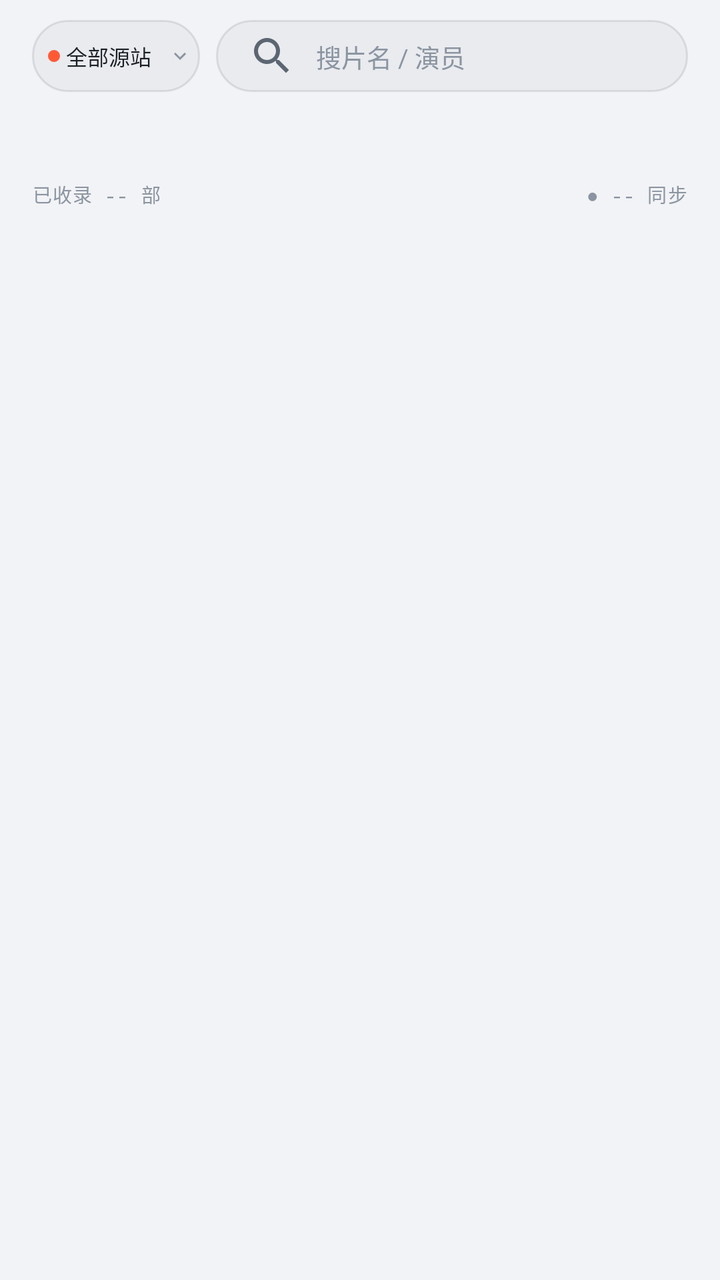
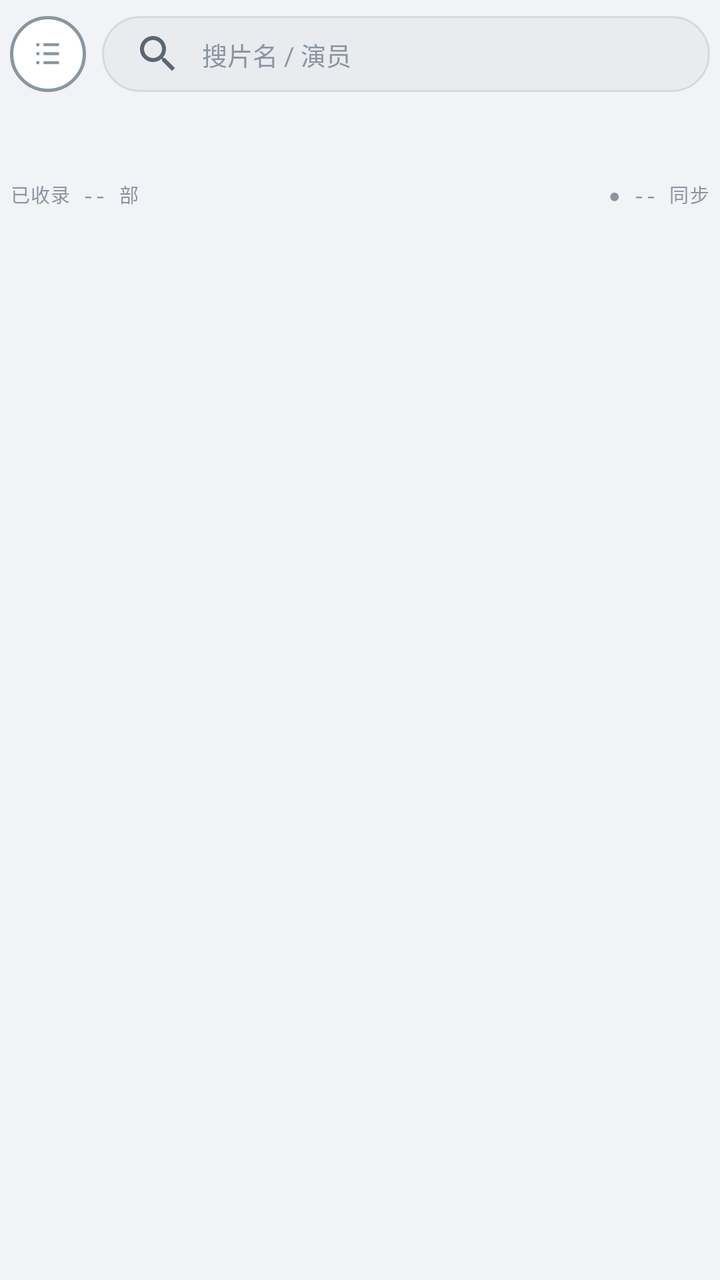

Before-and-after screenshots of an Android layout around one commit, followed by the original layout XML and the change that was made.
<!-- AndroidManifest.xml: application theme Theme.LateShow -->
<!-- res/layout/fragment_home.xml -->
<?xml version="1.0" encoding="utf-8"?>
<LinearLayout xmlns:android="http://schemas.android.com/apk/res/android"
    android:layout_width="match_parent"
    android:layout_height="match_parent"
    android:orientation="vertical">

    
    <LinearLayout
        android:layout_width="match_parent"
        android:layout_height="wrap_content"
        android:orientation="horizontal"
        android:gravity="center_vertical"
        android:paddingLeft="16dp"
        android:paddingRight="16dp"
        android:paddingTop="10dp"
        android:paddingBottom="8dp">

        <TextView
            android:id="@+id/btnSource"
            android:layout_width="84dp"
            android:layout_height="36dp"
            android:gravity="center_vertical"
            android:paddingLeft="8dp"
            android:paddingRight="4dp"
            android:background="@drawable/bg_capsule"
            android:drawableStart="@drawable/dot_acc"
            android:drawableEnd="@drawable/ic_chevron_down"
            android:drawablePadding="3dp"
            android:text="全部源站"
            android:textSize="10.5sp"
            android:textColor="@color/t1"
            android:ellipsize="end"
            android:maxLines="1" />

        <EditText
            android:id="@+id/inputSearch"
            android:layout_width="0dp"
            android:layout_height="36dp"
            android:layout_weight="1"
            android:layout_marginLeft="8dp"
            android:paddingLeft="12dp"
            android:paddingRight="12dp"
            android:background="@drawable/bg_capsule"
            android:hint="搜片名 / 演员"
            android:textSize="12.5sp"
            android:textColor="@color/t1"
            android:textColorHint="@color/t3"
            android:maxLines="1"
            android:inputType="text"
            android:imeOptions="actionSearch"
            android:drawableStart="@drawable/ic_search_inset"
            android:drawablePadding="6dp" />
    </LinearLayout>

    
    <androidx.recyclerview.widget.RecyclerView
        android:id="@+id/chips"
        android:layout_width="match_parent"
        android:layout_height="30dp"
        android:paddingLeft="16dp"
        android:paddingRight="16dp"
        android:clipToPadding="false" />

    
    <LinearLayout
        android:layout_width="match_parent"
        android:layout_height="wrap_content"
        android:orientation="horizontal"
        android:paddingLeft="16dp"
        android:paddingRight="16dp"
        android:paddingTop="6dp"
        android:paddingBottom="6dp">

        <TextView
            android:id="@+id/metaCount"
            style="@style/MetaLabel"
            android:layout_width="0dp"
            android:layout_weight="1"
            android:layout_height="wrap_content"
            android:text="已收录 -- 部" />

        <TextView
            android:id="@+id/metaSync"
            style="@style/MetaLabel"
            android:layout_width="wrap_content"
            android:layout_height="wrap_content"
            android:text="● -- 同步" />
    </LinearLayout>

    
    <androidx.recyclerview.widget.RecyclerView
        android:id="@+id/grid"
        android:layout_width="match_parent"
        android:layout_height="0dp"
        android:layout_weight="1"
        android:paddingTop="2dp"
        android:clipToPadding="false" />

    <TextView
        android:id="@+id/emptyView"
        android:layout_width="match_parent"
        android:layout_height="0dp"
        android:layout_weight="1"
        android:gravity="center"
        android:text="换个关键词试试\n试试片名、演员，或切回「全部」"
        android:textSize="13sp"
        android:textColor="@color/t2"
        android:visibility="gone" />
</LinearLayout>
<!-- resources referenced by this layout -->
<resources>
  <color name="t1">#1B2026</color>
  <color name="t2">#5C6672</color>
  <color name="t3">#8B95A1</color>
  <!-- drawable bg_capsule (drawable) -->
  <?xml version="1.0" encoding="utf-8"?>
  <shape xmlns:android="http://schemas.android.com/apk/res/android" android:shape="rectangle">
      <solid android:color="@color/ink700" />
      <stroke android:width="1dp" android:color="@color/line" />
      <corners android:radius="999dp" />
  </shape>
  <!-- drawable dot_acc (drawable) -->
  <?xml version="1.0" encoding="utf-8"?>
  <shape xmlns:android="http://schemas.android.com/apk/res/android" android:shape="oval">
      <solid android:color="@color/acc" />
      <size android:width="6dp" android:height="6dp" />
  </shape>
  <!-- drawable ic_chevron_down (drawable) -->
  <?xml version="1.0" encoding="utf-8"?>
  <vector xmlns:android="http://schemas.android.com/apk/res/android" android:width="12dp" android:height="12dp" android:viewportWidth="24" android:viewportHeight="24">
      <path android:fillColor="@color/t3" android:pathData="M7.41,8.59L12,13.17l4.59,-4.58L18,10l-6,6 -6,-6 1.41,-1.41z"/>
  </vector>
  <!-- drawable ic_search_inset (drawable) -->
  <?xml version="1.0" encoding="utf-8"?>
  <inset xmlns:android="http://schemas.android.com/apk/res/android"
      android:drawable="@drawable/ic_search"
      android:insetLeft="4dp" android:insetRight="4dp"
      android:insetTop="5dp" android:insetBottom="5dp" />
  <style name="MetaLabel" parent="Mono">
          <item name="android:textSize">9.5sp</item>
          <item name="android:textColor">@color/t3</item>
          <item name="android:textAllCaps">true</item>
      </style>
  <style name="Theme.LateShow" parent="Theme.Material3.Light.NoActionBar">
          <item name="android:windowBackground">@color/ink900</item>
          <item name="colorPrimary">@color/acc</item>
          <item name="colorOnPrimary">@color/accInk</item>
          <item name="colorSurface">@color/ink800</item>
          <item name="android:colorBackground">@color/ink900</item>
          <item name="android:statusBarColor">@color/ink900</item>
          <item name="android:navigationBarColor">@color/ink900</item>
          <item name="android:windowLightStatusBar">true</item>
      </style>
  <color name="ink700">#E9EBEF</color>
  <color name="line">#1A12181F</color>
  <color name="acc">#FF5A36</color>
  <!-- drawable ic_search (drawable) -->
  <?xml version="1.0" encoding="utf-8"?>
  <vector xmlns:android="http://schemas.android.com/apk/res/android" android:width="24dp" android:height="24dp" android:viewportWidth="24" android:viewportHeight="24">
      <path android:fillColor="@color/t2" android:pathData="M15.5,14h-0.79l-0.28,-0.27C15.41,12.59 16,11.11 16,9.5 16,5.91 13.09,3 9.5,3S3,5.91 3,9.5 5.91,16 9.5,16c1.61,0 3.09,-0.59 4.23,-1.57l0.27,0.28v0.79l5,4.99L20.49,19l-4.99,-5zM9.5,14C7.01,14 5,11.99 5,9.5S7.01,5 9.5,5 14,7.01 14,9.5 11.99,14 9.5,14z"/>
  </vector>
  <style name="Mono">
          <item name="android:fontFamily">monospace</item>
          <item name="android:fontFeatureSettings">tnum</item>
          <item name="android:letterSpacing">0.04</item>
      </style>
  <color name="ink900">#F2F3F6</color>
  <color name="accInk">#170A05</color>
  <color name="ink800">#FFFFFF</color>
</resources>

<!-- the commit's change to res/layout/fragment_home.xml (unified diff, before → after) -->
@@ -1,5 +1,6 @@
 <?xml version="1.0" encoding="utf-8"?>
 <LinearLayout xmlns:android="http://schemas.android.com/apk/res/android"
+    xmlns:app="http://schemas.android.com/apk/res-auto"
     android:layout_width="match_parent"
     android:layout_height="match_parent"
     android:orientation="vertical">
@@ -10,32 +11,33 @@
         android:layout_height="wrap_content"
         android:orientation="horizontal"
         android:gravity="center_vertical"
-        android:paddingLeft="16dp"
-        android:paddingRight="16dp"
-        android:paddingTop="10dp"
+        android:paddingLeft="5dp"
+        android:paddingRight="5dp"
+        android:paddingTop="8dp"
         android:paddingBottom="8dp">
 
-        <TextView
+        <FrameLayout
             android:id="@+id/btnSource"
-            android:layout_width="84dp"
-            android:layout_height="36dp"
-            android:gravity="center_vertical"
-            android:paddingLeft="8dp"
-            android:paddingRight="4dp"
-            android:background="@drawable/bg_capsule"
-            android:drawableStart="@drawable/dot_acc"
-            android:drawableEnd="@drawable/ic_chevron_down"
-            android:drawablePadding="3dp"
-            android:text="全部源站"
-            android:textSize="10.5sp"
-            android:textColor="@color/t1"
-            android:ellipsize="end"
-            android:maxLines="1" />
+            android:layout_width="38dp"
+            android:layout_height="38dp"
+            android:background="@drawable/bg_ring_off"
+            android:foreground="?attr/selectableItemBackgroundBorderless"
+            android:contentDescription="切换源站">
+
+            <androidx.appcompat.widget.AppCompatImageView
+                android:id="@+id/btnSourceIcon"
+                android:layout_width="17dp"
+                android:layout_height="17dp"
+                android:layout_gravity="center"
+                app:srcCompat="@drawable/ic_menu_list"
+                app:tint="@color/t3"
+                android:contentDescription="源站菜单" />
+        </FrameLayout>
 
         <EditText
             android:id="@+id/inputSearch"
             android:layout_width="0dp"
-            android:layout_height="36dp"
+            android:layout_height="38dp"
             android:layout_weight="1"
             android:layout_marginLeft="8dp"
             android:paddingLeft="12dp"
@@ -57,8 +59,8 @@
         android:id="@+id/chips"
         android:layout_width="match_parent"
         android:layout_height="30dp"
-        android:paddingLeft="16dp"
-        android:paddingRight="16dp"
+        android:paddingLeft="5dp"
+        android:paddingRight="5dp"
         android:clipToPadding="false" />
 
     
@@ -66,8 +68,8 @@
         android:layout_width="match_parent"
         android:layout_height="wrap_content"
         android:orientation="horizontal"
-        android:paddingLeft="16dp"
-        android:paddingRight="16dp"
+        android:paddingLeft="5dp"
+        android:paddingRight="5dp"
         android:paddingTop="6dp"
         android:paddingBottom="6dp">
 
<!-- resource entries referenced after the edit -->
@@ -10,16 +10,22 @@
       <stroke android:width="1dp" android:color="@color/line" />
       <corners android:radius="999dp" />
   </shape>
-  <!-- drawable dot_acc (drawable) -->
+  <!-- drawable bg_ring_off (drawable) -->
   <?xml version="1.0" encoding="utf-8"?>
   <shape xmlns:android="http://schemas.android.com/apk/res/android" android:shape="oval">
-      <solid android:color="@color/acc" />
-      <size android:width="6dp" android:height="6dp" />
+      <solid android:color="@color/ink800" />
+      <stroke android:width="1.5dp" android:color="@color/t3" />
   </shape>
-  <!-- drawable ic_chevron_down (drawable) -->
+  <!-- drawable ic_menu_list (drawable) -->
   <?xml version="1.0" encoding="utf-8"?>
-  <vector xmlns:android="http://schemas.android.com/apk/res/android" android:width="12dp" android:height="12dp" android:viewportWidth="24" android:viewportHeight="24">
-      <path android:fillColor="@color/t3" android:pathData="M7.41,8.59L12,13.17l4.59,-4.58L18,10l-6,6 -6,-6 1.41,-1.41z"/>
+  <vector xmlns:android="http://schemas.android.com/apk/res/android"
+      android:width="18dp"
+      android:height="18dp"
+      android:viewportWidth="24"
+      android:viewportHeight="24">
+      <path
+          android:fillColor="@color/t2"
+          android:pathData="M9,4.6h11v2.1H9zM9,10.95h11v2.1H9zM9,17.3h11v2.1H9zM4,4.6h2.1v2.1H4zM4,10.95h2.1v2.1H4zM4,17.3h2.1v2.1H4z" />
   </vector>
   <!-- drawable ic_search_inset (drawable) -->
   <?xml version="1.0" encoding="utf-8"?>
